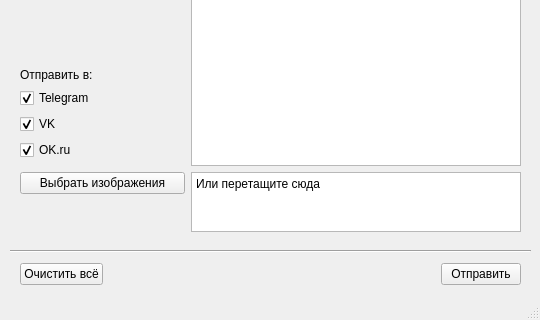
First picture: the form in uis/mainwindow.ui, repository scrooffy/SocialMediaPoster, before the edit; both pictures show x 0 to 540 and y 328 to 648 of the 540 by 648 pixel window.
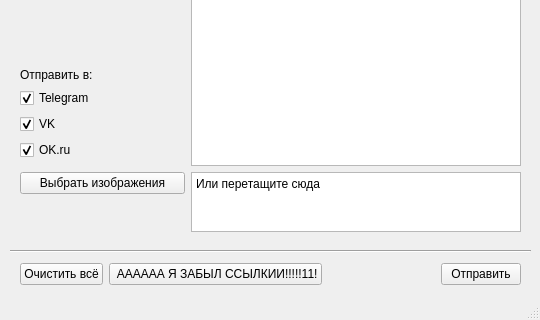
Second picture: the form after the edit.

Patch:
```diff
--- a/uis/mainwindow.ui
+++ b/uis/mainwindow.ui
@@ -230,6 +230,13 @@
        </property>
       </widget>
      </item>
+     <item>
+      <widget class="QPushButton" name="remember_links_button">
+       <property name="text">
+        <string> АААААА Я ЗАБЫЛ ССЫЛКИИ!!!!!11!</string>
+       </property>
+      </widget>
+     </item>
      <item>
       <spacer name="horizontalSpacer">
        <property name="orientation">
```
